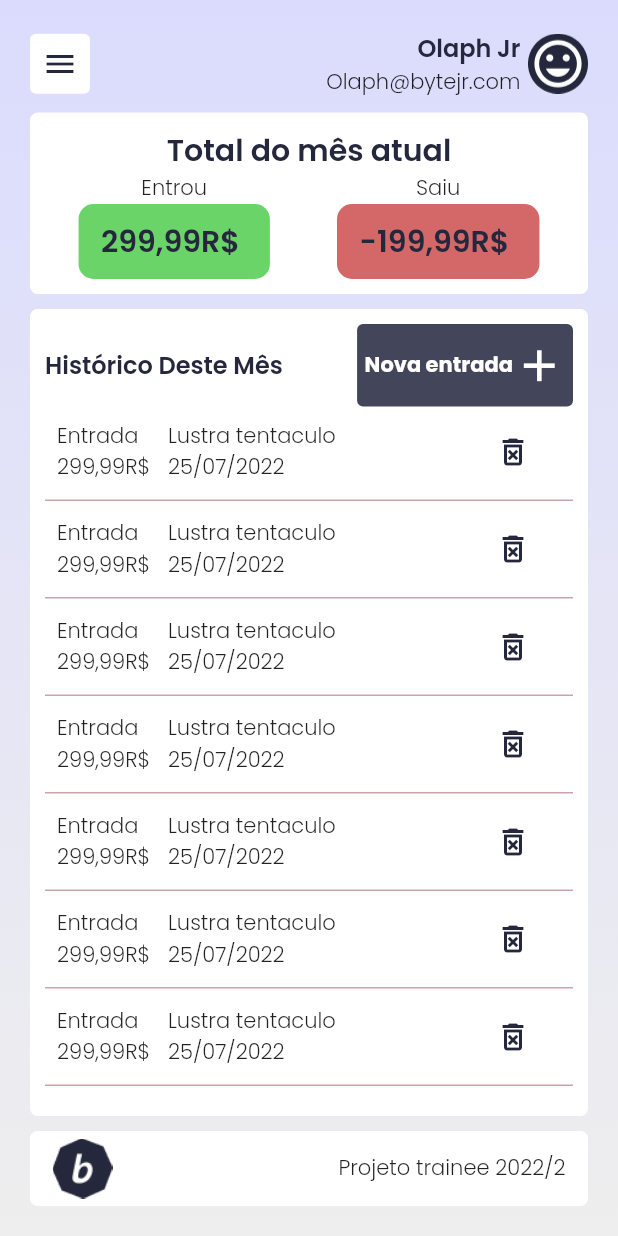
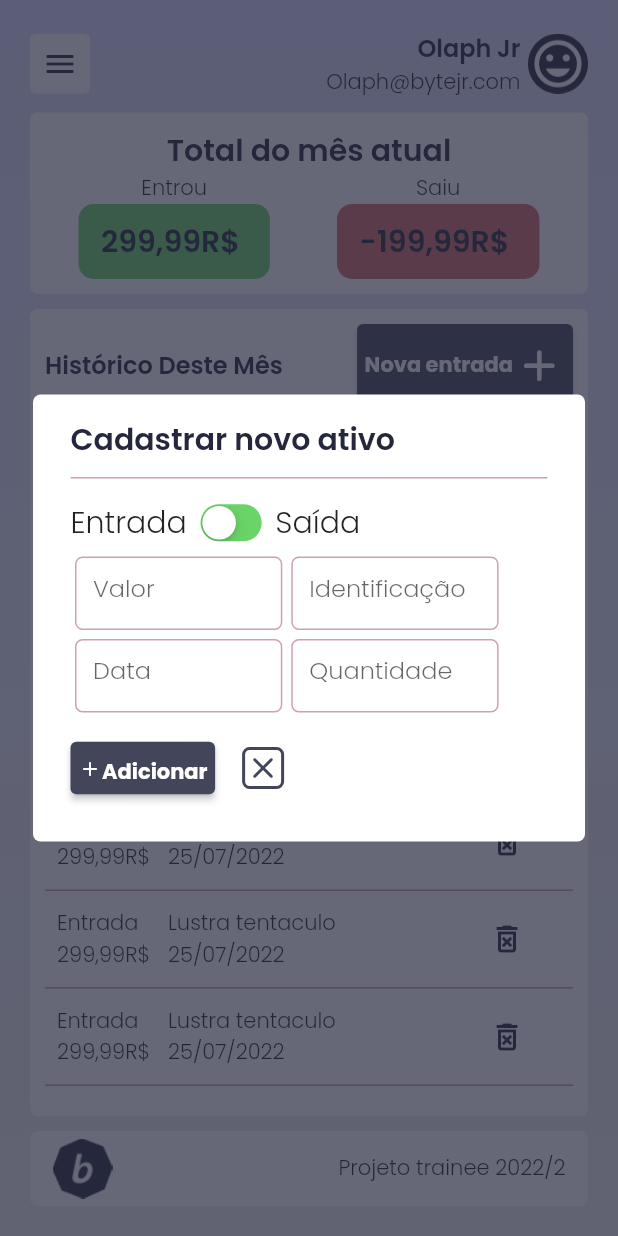
Before and after one commit to Eduaugust/finance_app, a Flutter app: the screen it shows after launch, scrolled down 78 dp, after a tap on "Nova entrada", on a phone screen of 412 x 824 dp. Run offline on Flutter 3.47's test engine with Material 2 defaults, Android fonts, the phone set to English and light mode, and no system bars; our stand-ins replace google_fonts.

Commit message:
modal_pronto

```diff
--- a/lib/main.dart
+++ b/lib/main.dart
@@ -1,9 +1,16 @@
 import 'package:finance_app/modules/home/home_page.dart';
 import 'package:finance_app/shared/themes/app_colors.dart';
 import 'package:flutter/material.dart';
+import 'package:provider/provider.dart';
+import 'package:finance_app/modules/home/home_controlle.dart';
 
 void main() {
-  runApp(const Start());
+  runApp(
+    ChangeNotifierProvider(
+      create: (context) => HomeController(),
+      child: const Start(),
+    ),
+  );
 }
 
 class Start extends StatelessWidget {
@@ -11,8 +18,9 @@ class Start extends StatelessWidget {
 
   @override
   Widget build(BuildContext context) {
-    return const MaterialApp(
-      home: HomePage(),
+    return MaterialApp(
+      theme: ThemeData(primaryColor: AppColors.stroke),
+      home: const HomePage(),
     );
   }
 }
--- /dev/null
+++ b/lib/modules/home/home_controlle.dart
@@ -0,0 +1,19 @@
+import 'package:flutter/material.dart';
+
+class HomeController with ChangeNotifier {
+  bool isModal = false;
+  bool isOutFlow = false;
+  String value = '';
+  String description = '';
+  String date = '';
+
+  void setIsModal(bool value) {
+    isModal = value;
+    notifyListeners();
+  }
+
+  void setIsOutFlow(bool value) {
+    isOutFlow = value;
+    notifyListeners();
+  }
+}
--- a/lib/modules/home/home_page.dart
+++ b/lib/modules/home/home_page.dart
@@ -1,16 +1,23 @@
+import 'package:finance_app/modules/home/home_controlle.dart';
 import 'package:finance_app/shared/widgets/balance.dart';
 import 'package:finance_app/shared/widgets/footer.dart';
 import 'package:finance_app/shared/widgets/header.dart';
 import 'package:finance_app/shared/widgets/history.dart';
+import 'package:finance_app/shared/widgets/modal.dart';
+import 'package:finance_app/shared/themes/app_colors.dart';
 import 'package:flutter/material.dart';
+import 'package:provider/provider.dart';
 
 class HomePage extends StatelessWidget {
   const HomePage({Key? key}) : super(key: key);
 
   @override
   Widget build(BuildContext context) {
+    final controller = HomeController();
+    final size = MediaQuery.of(context).size;
     return Scaffold(
-      body: Container(
+      body: SafeArea(
+        child: Container(
           decoration: const BoxDecoration(
             gradient: LinearGradient(
               begin: Alignment.topCenter,
@@ -18,8 +25,10 @@ class HomePage extends StatelessWidget {
               colors: [Color(0xFFDBDCFD), Color(0xFFEEEEEE)],
             ),
           ),
-        child: SafeArea(
-          child: Padding(
+          child: Stack(
+            children: [
+              // Tela Principal
+              Padding(
                 padding: const EdgeInsets.all(20),
                 child: Column(
                   children: const <Widget>[
@@ -33,6 +42,48 @@ class HomePage extends StatelessWidget {
                   ],
                 ),
               ),
+
+              // Plano de fundo escurinho que some
+              Positioned(
+                top: 0,
+                left: 0,
+                child: Consumer<HomeController>(
+                  builder: (context, controller, child) => InkWell(
+                    onTap: () {
+                      Provider.of<HomeController>(context, listen: false)
+                          .setIsModal(false);
+                    },
+                    child: Visibility(
+                      visible: controller.isModal,
+                      child: Opacity(
+                        opacity: 0.7,
+                        child: Container(
+                          height: size.height,
+                          width: size.width,
+                          color: AppColors.blue1,
+                        ),
+                      ),
+                    ),
+                  ),
+                ),
+              ),
+
+              // Modal
+              Positioned(
+                child: Consumer<HomeController>(
+                  builder: (context, controller, child) => Visibility(
+                    visible: controller.isModal,
+                    child: Align(
+                      alignment: Alignment.center,
+                      child: Wrap(
+                        children: const [Modal()],
+                      ),
+                    ),
+                  ),
+                ),
+              ),
+            ],
+          ),
         ),
       ),
     );
--- a/lib/shared/themes/app_text_style.dart
+++ b/lib/shared/themes/app_text_style.dart
@@ -10,6 +10,8 @@ class AppTextStyle {
   );
   static final light24 =
       GoogleFonts.poppins(fontWeight: FontWeight.w400, fontSize: 24);
+  static final regular20 =
+      GoogleFonts.poppins(fontWeight: FontWeight.w300, fontSize: 20);
   static final regular24 =
       GoogleFonts.poppins(fontWeight: FontWeight.w300, fontSize: 24);
   static final regular32 = GoogleFonts.poppins(
--- a/lib/shared/widgets/history.dart
+++ b/lib/shared/widgets/history.dart
@@ -2,10 +2,17 @@ import 'package:finance_app/shared/themes/app_colors.dart';
 import 'package:finance_app/shared/themes/app_text_style.dart';
 import 'package:finance_app/shared/widgets/listItem.dart';
 import 'package:flutter/material.dart';
+import 'package:finance_app/modules/home/home_controlle.dart';
+import 'package:provider/provider.dart';
 
-class History extends StatelessWidget {
+class History extends StatefulWidget {
   const History({Key? key}) : super(key: key);
 
+  @override
+  State<History> createState() => _HistoryState();
+}
+
+class _HistoryState extends State<History> {
   @override
   Widget build(BuildContext context) {
     return Container(
@@ -21,13 +28,15 @@ class History extends StatelessWidget {
             mainAxisAlignment: MainAxisAlignment.spaceBetween,
             children: [
               Text('Histórico Deste Mês', style: AppTextStyle.header16),
-              TextButton(
+              ElevatedButton(
                 style: TextButton.styleFrom(
                     padding: const EdgeInsets.only(
                         right: 5, left: 5, top: 10, bottom: 10),
                     backgroundColor: AppColors.blue2),
                 onPressed: () {
                   // Open Modal
+                  Provider.of<HomeController>(context, listen: false)
+                      .setIsModal(true);
                 },
                 child: Row(
                   children: [
@@ -36,7 +45,7 @@ class History extends StatelessWidget {
                       style: AppTextStyle.addButton,
                     ),
                     const Icon(
-                      Icons.add,
+                      Icons.add_rounded,
                       color: AppColors.white,
                       size: 35,
                     )
--- a/lib/shared/widgets/listItem.dart
+++ b/lib/shared/widgets/listItem.dart
@@ -45,9 +45,11 @@ class ListItem extends StatelessWidget {
               ),
             ],
           ),
-          TextButton(
+          TextButton.icon(
+            label: Container(),
+            style: TextButton.styleFrom(backgroundColor: AppColors.white),
             onPressed: () {},
-            child: const Icon(
+            icon: const Icon(
               Icons.delete_forever_outlined,
               color: AppColors.blue1,
             ),
--- /dev/null
+++ b/lib/shared/widgets/modal.dart
@@ -0,0 +1,279 @@
+import 'package:finance_app/modules/home/home_controlle.dart';
+import 'package:finance_app/shared/themes/app_colors.dart';
+import 'package:finance_app/shared/themes/app_images.dart';
+import 'package:finance_app/shared/themes/app_text_style.dart';
+import "package:flutter/material.dart";
+import "package:flutter/cupertino.dart";
+import 'package:provider/provider.dart';
+
+class Modal extends StatefulWidget {
+  const Modal({Key? key}) : super(key: key);
+
+  @override
+  State<Modal> createState() => _ModalState();
+}
+
+class _ModalState extends State<Modal> {
+  @override
+  Widget build(BuildContext context) {
+    void closeModal() {
+      Provider.of<HomeController>(context, listen: false).setIsModal(false);
+    }
+
+    final size = MediaQuery.of(context).size;
+    final _formKey = GlobalKey<FormState>();
+    return Container(
+      constraints: BoxConstraints(maxWidth: 870),
+      margin: const EdgeInsets.all(22),
+      decoration: BoxDecoration(
+        borderRadius: BorderRadius.circular(5),
+        color: AppColors.white,
+      ),
+      padding: const EdgeInsets.only(top: 15, right: 25, bottom: 15, left: 25),
+      child: Column(
+        crossAxisAlignment: CrossAxisAlignment.start,
+        children: [
+          // Titulo
+          Text('Cadastrar novo ativo', style: AppTextStyle.header20),
+          const SizedBox(height: 10),
+
+          Row(
+            children: [
+              Expanded(child: Container(height: 1, color: AppColors.stroke))
+            ],
+          ),
+          const SizedBox(height: 10),
+          Form(
+              key: _formKey,
+              child: Column(
+                mainAxisSize: MainAxisSize.min,
+                children: [
+                  // Entrada ou Saida
+                  Row(
+                    children: [
+                      Text('Entrada', style: AppTextStyle.regular20),
+                      Consumer<HomeController>(
+                        builder: (context, controller, child) =>
+                            Transform.scale(
+                          scale: 0.8,
+                          child: CupertinoSwitch(
+                            trackColor: AppColors.v2,
+                            activeColor: AppColors.v1,
+                            value: controller.isOutFlow,
+                            onChanged: (bool value) {
+                              Provider.of<HomeController>(context,
+                                      listen: false)
+                                  .setIsOutFlow(value);
+                            },
+                          ),
+                        ),
+                      ),
+                      Text('Saída', style: AppTextStyle.regular20),
+                    ],
+                  ),
+
+                  // Valor e identificação
+                  Row(
+                    children: [
+                      Container(
+                        width: size.width * 0.35,
+                        height: 55,
+                        padding: const EdgeInsets.all(3),
+                        constraints: BoxConstraints(maxWidth: 225),
+                        child: TextFormField(
+                          style: AppTextStyle.light,
+                          decoration: InputDecoration(
+                            hintText: 'Valor',
+                            enabledBorder: OutlineInputBorder(
+                              borderSide: const BorderSide(
+                                color: AppColors.stroke,
+                              ),
+                              borderRadius: BorderRadius.circular(5),
+                            ),
+                            focusedBorder: OutlineInputBorder(
+                              borderSide: const BorderSide(
+                                color: AppColors.stroke,
+                              ),
+                              borderRadius: BorderRadius.circular(5),
+                            ),
+                          ),
+                          validator: (value) {
+                            if (value == null || value.isEmpty) {
+                              return 'Entre com um valor válido';
+                            }
+                            try {
+                              double new_value = double.parse(value);
+                            } catch (e) {
+                              return 'Digite apenas números';
+                            }
+                            return null;
+                          },
+                        ),
+                      ),
+                      Container(
+                        width: size.width * 0.35,
+                        height: 55,
+                        padding: const EdgeInsets.all(3),
+                        constraints: BoxConstraints(maxWidth: 225),
+                        child: TextFormField(
+                          style: AppTextStyle.light,
+                          decoration: InputDecoration(
+                            hintText: 'Identificação',
+                            enabledBorder: OutlineInputBorder(
+                              borderSide: const BorderSide(
+                                color: AppColors.stroke,
+                              ),
+                              borderRadius: BorderRadius.circular(5),
+                            ),
+                            focusedBorder: OutlineInputBorder(
+                              borderSide: const BorderSide(
+                                color: AppColors.stroke,
+                              ),
+                              borderRadius: BorderRadius.circular(5),
+                            ),
+                          ),
+                          validator: (value) {
+                            if (value == null || value.isEmpty) {
+                              return 'Entre com um valor válido';
+                            }
+                            return null;
+                          },
+                        ),
+                      ),
+                    ],
+                  ),
+                  // Data e quantidade
+                  Row(
+                    children: [
+                      Container(
+                        width: size.width * 0.35,
+                        height: 55,
+                        padding: const EdgeInsets.all(3),
+                        constraints: BoxConstraints(maxWidth: 225),
+                        child: TextFormField(
+                          style: AppTextStyle.light,
+                          decoration: InputDecoration(
+                            hintText: 'Data',
+                            enabledBorder: OutlineInputBorder(
+                              borderSide: const BorderSide(
+                                color: AppColors.stroke,
+                              ),
+                              borderRadius: BorderRadius.circular(5),
+                            ),
+                            focusedBorder: OutlineInputBorder(
+                              borderSide: const BorderSide(
+                                color: AppColors.stroke,
+                              ),
+                              borderRadius: BorderRadius.circular(5),
+                            ),
+                          ),
+                          validator: (value) {
+                            if (value == null || value.isEmpty) {
+                              return 'Entre com um valor válido';
+                            }
+
+                            return null;
+                          },
+                        ),
+                      ),
+                      Container(
+                        width: size.width * 0.35,
+                        height: 55,
+                        padding: const EdgeInsets.all(3),
+                        constraints: BoxConstraints(maxWidth: 225),
+                        child: TextFormField(
+                          style: AppTextStyle.light,
+                          decoration: InputDecoration(
+                            hintText: 'Quantidade',
+                            enabledBorder: OutlineInputBorder(
+                              borderSide: const BorderSide(
+                                color: AppColors.stroke,
+                              ),
+                              borderRadius: BorderRadius.circular(5),
+                            ),
+                            focusedBorder: OutlineInputBorder(
+                              borderSide: const BorderSide(
+                                color: AppColors.stroke,
+                              ),
+                              borderRadius: BorderRadius.circular(5),
+                            ),
+                          ),
+                          validator: (value) {
+                            if (value == null || value.isEmpty) {
+                              return 'Entre com um valor válido';
+                            }
+                            try {
+                              int new_value = int.parse(value);
+                            } catch (e) {
+                              return 'Digite apenas números';
+                            }
+                            return null;
+                          },
+                        ),
+                      ),
+                    ],
+                  ),
+                  const SizedBox(height: 10),
+
+                  // Adicionar e fechar
+                  Row(
+                    mainAxisAlignment: MainAxisAlignment.start,
+                    children: [
+                      SizedBox(
+                        height: 35,
+                        child: ElevatedButton(
+                          style: TextButton.styleFrom(
+                              padding: const EdgeInsets.only(
+                                  right: 5, left: 5, top: 10, bottom: 10),
+                              backgroundColor: AppColors.blue2),
+                          onPressed: () {
+                            if (_formKey.currentState!.validate()) {
+                              ScaffoldMessenger.of(context).showSnackBar(
+                                const SnackBar(
+                                    content: Text('Processing Data')),
+                              );
+                              // Close Modal
+                              closeModal();
+                            }
+                          },
+                          child: Row(
+                            children: [
+                              const Icon(
+                                Icons.add_rounded,
+                                color: AppColors.white,
+                                size: 16,
+                              ),
+                              Text(
+                                'Adicionar',
+                                style: AppTextStyle.addButton,
+                              ),
+                            ],
+                          ),
+                        ),
+                      ),
+                      TextButton(
+                        child: Container(
+                          decoration: BoxDecoration(
+                            borderRadius: BorderRadius.circular(5),
+                            border: Border.all(
+                              color: AppColors.blue2,
+                              width: 2,
+                            ),
+                          ),
+                          child: Icon(
+                            Icons.close_rounded,
+                            color: AppColors.blue2,
+                          ),
+                        ),
+                        onPressed: closeModal,
+                      ),
+                    ],
+                  ),
+                ],
+              )),
+          const SizedBox(height: 10),
+        ],
+      ),
+    );
+  }
+}
--- a/pubspec.yaml
+++ b/pubspec.yaml
@@ -35,6 +35,7 @@ dependencies:
   # Use with the CupertinoIcons class for iOS style icons.
   cupertino_icons: ^1.0.2
   google_fonts: ^3.0.1
+  provider: ^6.0.3
 
 dev_dependencies:
   flutter_test:
```
Also changed, not shown: flutter_01.png (added), flutter_02.png (added), pubspec.lock. Lines whose indentation alone changed are shown as unchanged.
